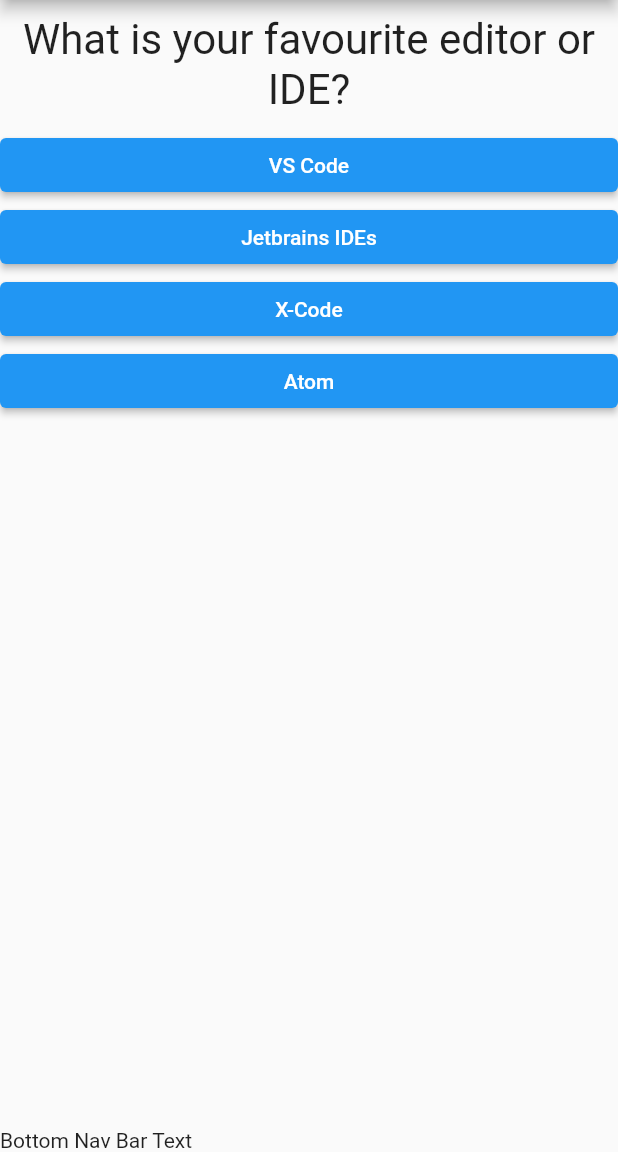
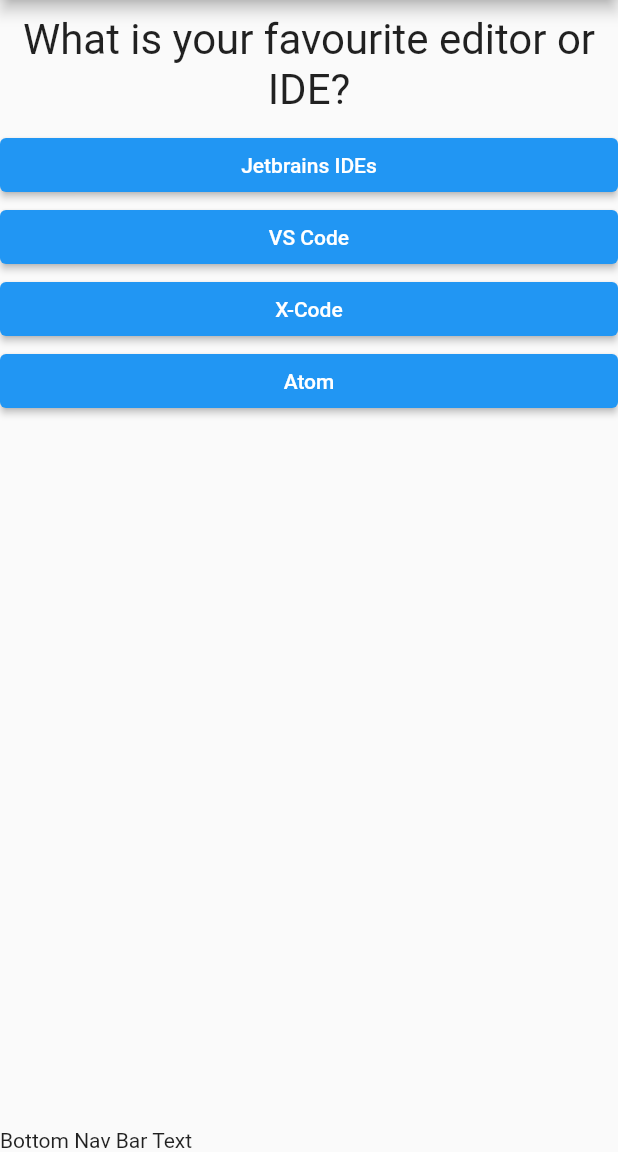
Before and after one commit to abrarhayat/flutter_demo, a Flutter app: the screen it shows after launch, on a phone screen of 412 x 824 dp, the part 84-1236 px from its top. Run offline on Flutter 3.47's test engine with Material 2 defaults, Android fonts, the phone set to English and light mode, and no system bars.

```diff
--- a/lib/main.dart
+++ b/lib/main.dart
@@ -21,37 +21,39 @@ class _DemoAppState extends State {
     {
       'questionText': 'What is your favourite editor or IDE?',
       'answers': [
-        'VS Code',
-        'Jetbrains IDEs',
-        'X-Code',
-        'Atom',
+        {'text': 'Jetbrains IDEs', 'score': 7},
+        {'text': 'VS Code', 'score': 10},
+        {'text': 'X-Code', 'score': 5},
+        {'text': 'Atom', 'score': 2},
       ]
     },
     {
       'questionText': 'Which one do you prefer for Mobile App?',
       'answers': [
-        'React Native',
-        'Flutter',
-        'Native Apis',
-        'Ionic',
+        {'text': 'React Native', 'score': 10},
+        {'text': 'Native Apis', 'score': 7},
+        {'text': 'Flutter', 'score': 10},
+        {'text': 'Ionic', 'score': 2},
       ]
     },
     {
       'questionText': 'What is you preferred Backend Framework/Stack?',
       'answers': [
-        'Spring Boot',
-        'Express JS',
-        'Django',
-        'Oak Deno JS',
-        'Apollo JS',
+        {'text': 'Spring Boot', 'score': 7},
+        {'text': 'Express JS', 'score': 10},
+        {'text': 'Django', 'score': 5},
+        {'text': 'Oak Deno JS', 'score': 10},
+        {'text': 'Apollo JS', 'score': 10},
       ]
     }
   ]; //type inferencing works by deafult
   var _questionIndex = 0;
+  var _score = 0;
 
-  void _submitAnswer() {
+  void _submitAnswer(int score) {
     setState(() {
       _questionIndex++;
+      _score += score;
     });
     if (_questionIndex < _questions.length) {
       print("Answer Submitted!");
@@ -76,7 +78,7 @@ class _DemoAppState extends State {
                 questionIndex: _questionIndex,
                 submitAnswer: _submitAnswer,
               )
-            : Result(),
+            : Result(_score),
         bottomNavigationBar: Text("Bottom Nav Bar Text"),
       ),
     );
--- a/lib/quiz.dart
+++ b/lib/quiz.dart
@@ -5,7 +5,7 @@ import "./answer.dart";
 class Quiz extends StatelessWidget {
   final List<Map<String, Object>> questions;
   final int questionIndex;
-  final VoidCallback submitAnswer;
+  final Function submitAnswer;
 
   Quiz(
       {required this.questions,
@@ -17,9 +17,12 @@ class Quiz extends StatelessWidget {
     return Column(
       children: [
         Question(questions[questionIndex]['questionText'] as String),
-        ...(questions[questionIndex]['answers'] as List<String>)
-            .map((answerText) {
-          return Answer(answerText, submitAnswer);
+        ...((questions[questionIndex]['answers']) as List<Map<String, Object>>)
+            .map((answer) {
+          return Answer(
+              answer['text'] as String,
+              () =>
+                  submitAnswer(answer['score'] as int)); //custom anonymous func
         }).toList(),
       ],
     );
```
Also changed, not shown: lib/centeredText.dart (added, +20 -0 lines), lib/result.dart (+6 -9 lines).
